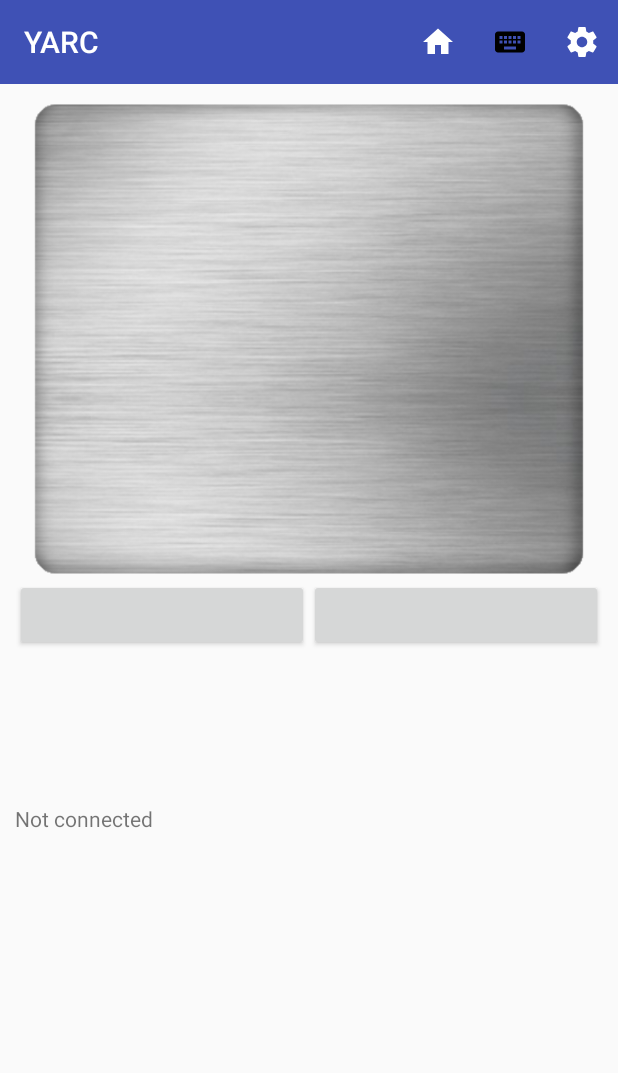
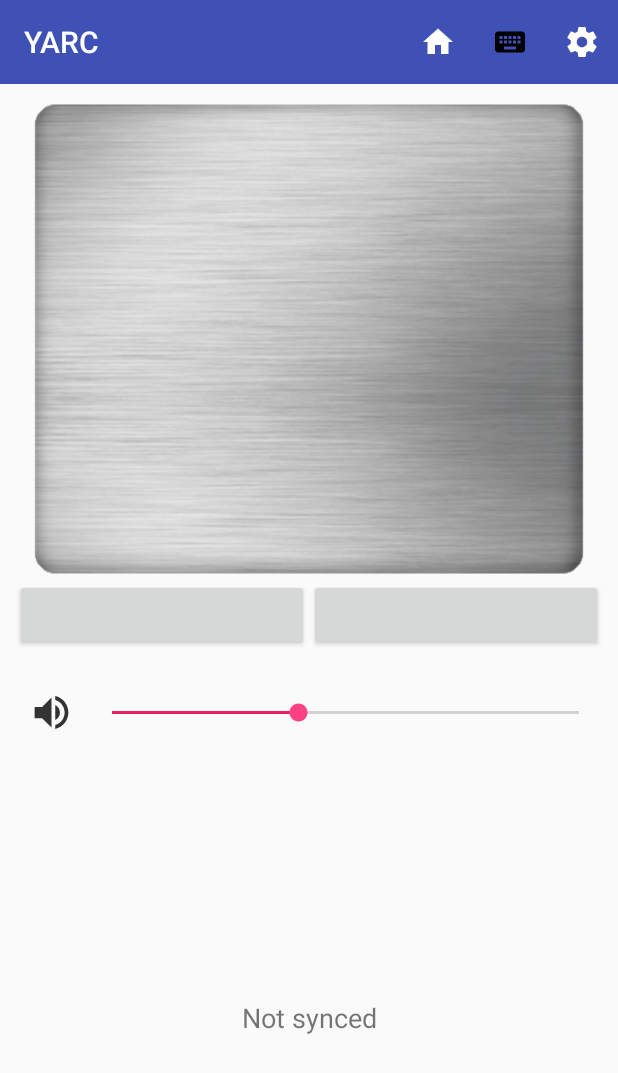
Before and after one commit to elmadjian/YARC, an Android app: the screen it shows after launch (MainActivity), on a phone screen of 412 x 824 dp. Shown: the top 1073 px of the screen. Run offline under Robolectric (Android 15) with nearby library versions, the phone set to English and light mode, and no system bars.

Commit message:
changing to UDP protocol / adding volume control / home button

```diff
--- /dev/null
+++ b/RemoteControl/app/src/main/res/drawable-anydpi/ic_volume.xml
@@ -0,0 +1,10 @@
+<vector xmlns:android="http://schemas.android.com/apk/res/android"
+    android:width="24dp"
+    android:height="24dp"
+    android:viewportWidth="24"
+    android:viewportHeight="24"
+    android:tint="#333333">
+    <path
+        android:fillColor="#FF000000"
+        android:pathData="M3,9v6h4l5,5L12,4L7,9L3,9zM16.5,12c0,-1.77 -1.02,-3.29 -2.5,-4.03v8.05c1.48,-0.73 2.5,-2.25 2.5,-4.02zM14,3.23v2.06c2.89,0.86 5,3.54 5,6.71s-2.11,5.85 -5,6.71v2.06c4.01,-0.91 7,-4.49 7,-8.77s-2.99,-7.86 -7,-8.77z"/>
+</vector>
--- a/RemoteControl/app/src/main/res/layout/activity_main.xml
+++ b/RemoteControl/app/src/main/res/layout/activity_main.xml
@@ -10,17 +10,19 @@
     android:orientation="vertical">
 
     <!--TOOLBAR-->
+
+    <!--CONTENT-->
+
     <android.support.v7.widget.Toolbar
         android:id="@+id/toolbar"
-        android:minHeight="?attr/actionBarSize"
         android:layout_width="match_parent"
         android:layout_height="wrap_content"
-        app:titleTextColor="@android:color/white"
-        android:background="?attr/colorPrimary">
+        android:background="?attr/colorPrimary"
+        android:minHeight="?attr/actionBarSize"
+        app:titleTextColor="@android:color/white">
 
     </android.support.v7.widget.Toolbar>
 
-    <!--CONTENT-->
     <LinearLayout
         android:layout_width="match_parent"
         android:layout_height="match_parent"
@@ -35,9 +37,9 @@
 
         <LinearLayout
             android:layout_width="match_parent"
-            android:layout_height="150dp"
-            android:weightSum="1"
-            android:orientation="horizontal">
+            android:layout_height="74dp"
+            android:orientation="horizontal"
+            android:weightSum="1">
 
             <Button
                 android:id="@+id/leftButton"
@@ -51,11 +53,38 @@
                 android:layout_height="wrap_content"
                 android:layout_weight="0.5" />
         </LinearLayout>
+
+        <LinearLayout
+            android:layout_width="match_parent"
+            android:layout_height="206dp"
+            android:orientation="horizontal">
+
+            <ImageView
+                android:id="@+id/imageView2"
+                android:layout_width="6dp"
+                android:layout_height="30dp"
+                android:layout_weight="1"
+                app:srcCompat="@drawable/ic_volume" />
+
+            <SeekBar
+                android:id="@+id/volumeSeek"
+                android:layout_width="300dp"
+                android:layout_height="30dp"
+                android:layout_weight="1"
+                android:max="100"
+                android:progress="40"
+                android:progressTint="#E91E63"
+                android:visibility="visible" />
+        </LinearLayout>
+
         <TextView
             android:id="@+id/status"
             android:layout_width="match_parent"
-            android:layout_height="match_parent"
-            android:text="Not connected"
-            android:layout_gravity="bottom"/>
+            android:layout_height="42dp"
+            android:layout_gravity="bottom"
+            android:text="Not synced"
+            android:textAlignment="center"
+            android:textSize="18sp" />
     </LinearLayout>
+
 </LinearLayout>
--- a/RemoteControl/app/src/main/res/menu/menu_main.xml
+++ b/RemoteControl/app/src/main/res/menu/menu_main.xml
@@ -1,6 +1,7 @@
 <menu xmlns:tools="http://schemas.android.com/tools"
     xmlns:android="http://schemas.android.com/apk/res/android"
       xmlns:app="http://schemas.android.com/apk/res-auto">
+
     <item
         android:id="@+id/home"
         android:icon="@drawable/ic_home_black_24dp"
@@ -10,15 +11,11 @@
         android:id="@+id/keyboard"
         android:icon="@drawable/ic_keyboard_black_24dp"
         android:title="Keyboard Input"
-        app:showAsAction="always"></item>
+        app:showAsAction="always" />
     <item
         android:id="@+id/config"
         android:icon="@drawable/ic_settings_black_24dp"
         app:showAsAction="always"
-        android:title="Server Configuration">
-    </item>
-
-
-
+        android:title="Server Configuration" />
 
 </menu>
```
Also changed, not shown: RemoteControl/app/src/main/java/com/elmad/yarc/Client.java (+28 -18 lines), RemoteControl/app/src/main/java/com/elmad/yarc/MainActivity.java (+30 -3 lines), RemoteControl/app/src/main/res/drawable-hdpi/ic_volume.png (added), RemoteControl/app/src/main/res/drawable-mdpi/ic_volume.png (added), RemoteControl/app/src/main/res/drawable-xhdpi/ic_volume.png (added), RemoteControl/app/src/main/res/drawable-xxhdpi/ic_volume.png (added), 2 other files.
